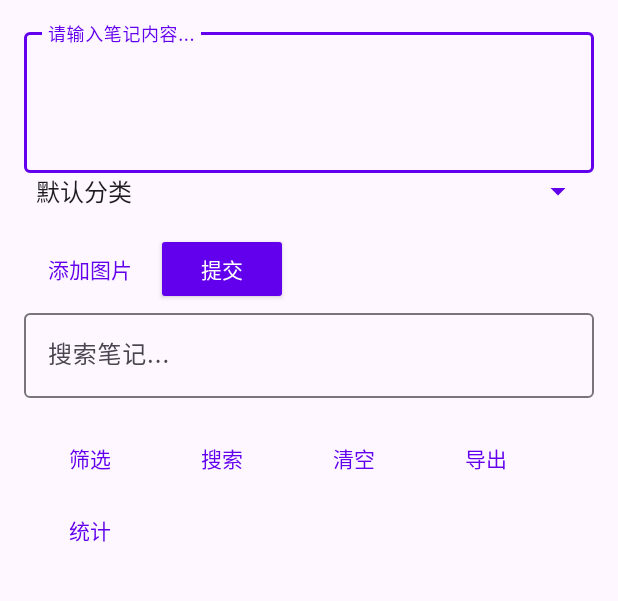
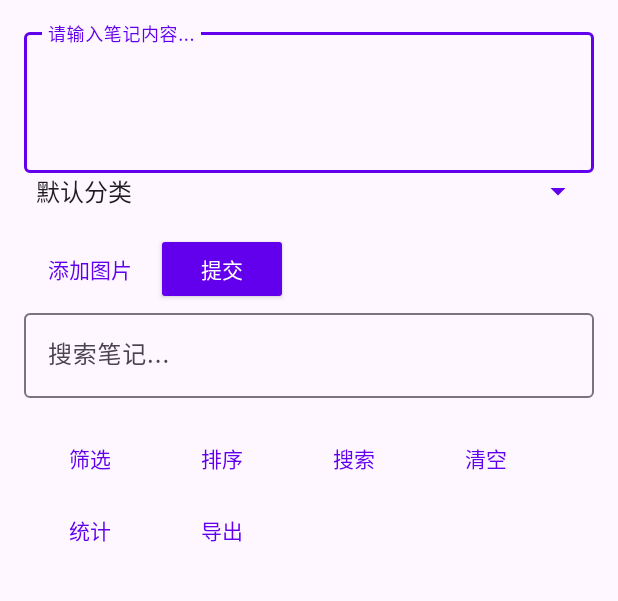
Before and after one commit to yaojiangjun/AndroidProject, an Android app: the screen it shows after launch (MainActivity), on a phone screen of 412 x 824 dp, the part 102-703 px from its top. Run offline under Robolectric (Android 15) with nearby library versions, the phone set to English and light mode, and no system bars; our stand-ins replace Room's generated code.

Commit message:
新增功能
排序

```diff
--- a/app/src/main/java/com/yjj202305100205/myapplication/MainActivity.kt
+++ b/app/src/main/java/com/yjj202305100205/myapplication/MainActivity.kt
@@ -88,6 +88,8 @@ class MainActivity : AppCompatActivity() {
         loadAllRecords()
         // 设置按钮点击事件
         setButtonClickListeners()
+        //排序
+        initSortButton()
     }
 
 
@@ -306,6 +308,7 @@ class MainActivity : AppCompatActivity() {
         pickImageLauncher.launch(intent)
     }
 
+
     // 工具方法：Uri转文件路径
     private fun getRealPathFromUri(uri: Uri): String? {
         val projection = arrayOf(MediaStore.Images.Media.DATA)
@@ -336,6 +339,7 @@ class MainActivity : AppCompatActivity() {
             }
         }
     }
+
 
     // 导出记录为TXT文件
     fun exportRecordsToTxt() {
@@ -399,6 +403,34 @@ class MainActivity : AppCompatActivity() {
                     Toast.LENGTH_SHORT
                 ).show()
             }
+        }
+    }
+    // MainActivity 中添加排序逻辑
+    private var isSortByNewest = true // 默认最新在前
+
+    private fun initSortButton() {
+        findViewById<Button>(R.id.sortButton).setOnClickListener {
+            // 添加日志：打印切换前的状态
+            Log.d("SortDebug", "切换前：isSortByNewest=$isSortByNewest")
+
+            isSortByNewest = !isSortByNewest // 取反
+
+            // 添加日志：打印切换后的状态
+            Log.d("SortDebug", "切换后：isSortByNewest=$isSortByNewest")
+
+            loadRecordsWithSort()
+        }
+    }
+
+    // 带排序的查询
+    private fun loadRecordsWithSort() {
+        lifecycleScope.launch {
+            val sortedRecords = if (isSortByNewest) {
+                recordDao.getAllSortedByTimeDesc() // 降序（最新在前）
+            } else {
+                recordDao.getAllSortedByTimeAsc() // 升序（最早在前）
+            }
+            recordAdapter.submitList(sortedRecords)
         }
     }
 
@@ -501,4 +533,5 @@ class RecordAdapter(
     }
 
     override fun getItemCount(): Int = records.size
+
 }
--- a/app/src/main/java/com/yjj202305100205/myapplication/Record.kt
+++ b/app/src/main/java/com/yjj202305100205/myapplication/Record.kt
@@ -20,4 +20,5 @@ data class Record(
     val categoryId: String = "default_category",
     val imagePath: String? = null, // 新增：图片路径
     val isTop: Boolean = false // 新增：是否置顶（为功能6准备）
+
 )
--- a/app/src/main/java/com/yjj202305100205/myapplication/RecordDao.kt
+++ b/app/src/main/java/com/yjj202305100205/myapplication/RecordDao.kt
@@ -35,6 +35,12 @@ interface RecordDao {
     // 统计：总记录数
     @Query("SELECT COUNT(*) FROM input_records")
     suspend fun getTotalRecordCount(): Int
+    // RecordDao 中添加排序查询
+    @Query("SELECT * FROM input_records ORDER BY time DESC")
+    suspend fun getAllSortedByTimeDesc(): List<Record>
+
+    @Query("SELECT * FROM input_records ORDER BY time ASC")
+    suspend fun getAllSortedByTimeAsc(): List<Record>
 }
 
 // 新增：分类统计数据类
--- a/app/src/main/res/layout/activity_main.xml
+++ b/app/src/main/res/layout/activity_main.xml
@@ -86,45 +86,49 @@
     </com.google.android.material.textfield.TextInputLayout>
 
     <!-- 功能按钮区域 -->
+
+    <!-- 统计和主题按钮 -->
     <LinearLayout
         android:id="@+id/functionLayout"
         android:layout_width="match_parent"
         android:layout_height="wrap_content"
         android:layout_margin="16dp"
+        android:layout_marginTop="8dp"
+        android:gravity="left"
         android:orientation="horizontal"
-        android:gravity="left"
-        app:layout_constraintTop_toBottomOf="@id/searchLayout">
+        app:layout_constraintTop_toBottomOf="@id/searchLayout"
+        tools:layout_editor_absoluteX="-12dp">
 
         <Button
             android:id="@+id/filterButton"
+            style="?attr/borderlessButtonStyle"
             android:layout_width="wrap_content"
             android:layout_height="wrap_content"
-            android:text="@string/filter"
-            style="?attr/borderlessButtonStyle"/>
+            android:text="@string/filter" />
+
+        <Button
+            android:id="@+id/sortButton"
+            style="?attr/borderlessButtonStyle"
+            android:layout_width="wrap_content"
+            android:layout_height="wrap_content"
+            android:text="排序" />
 
         <Button
             android:id="@+id/searchButton"
+            style="?attr/borderlessButtonStyle"
             android:layout_width="wrap_content"
             android:layout_height="wrap_content"
-            android:text="@string/search"
-            style="?attr/borderlessButtonStyle"/>
+            android:text="@string/search" />
 
         <Button
             android:id="@+id/clearButton"
+            style="?attr/borderlessButtonStyle"
             android:layout_width="wrap_content"
             android:layout_height="wrap_content"
-            android:text="@string/clear"
-            style="?attr/borderlessButtonStyle"/>
+            android:text="@string/clear" />
 
-        <Button
-            android:id="@+id/exportButton"
-            android:layout_width="wrap_content"
-            android:layout_height="wrap_content"
-            android:text="@string/export"
-            style="?attr/borderlessButtonStyle"/>
     </LinearLayout>
 
-    <!-- 统计和主题按钮 -->
     <LinearLayout
         android:id="@+id/extraButtonLayout"
         android:layout_width="match_parent"
@@ -142,6 +146,13 @@
             android:text="@string/statistics"
             style="?attr/borderlessButtonStyle"/>
 
+        <Button
+            android:id="@+id/exportButton"
+            style="?attr/borderlessButtonStyle"
+            android:layout_width="wrap_content"
+            android:layout_height="wrap_content"
+            android:text="@string/export" />
+
     </LinearLayout>
 
     <!-- 记录列表 -->
```
